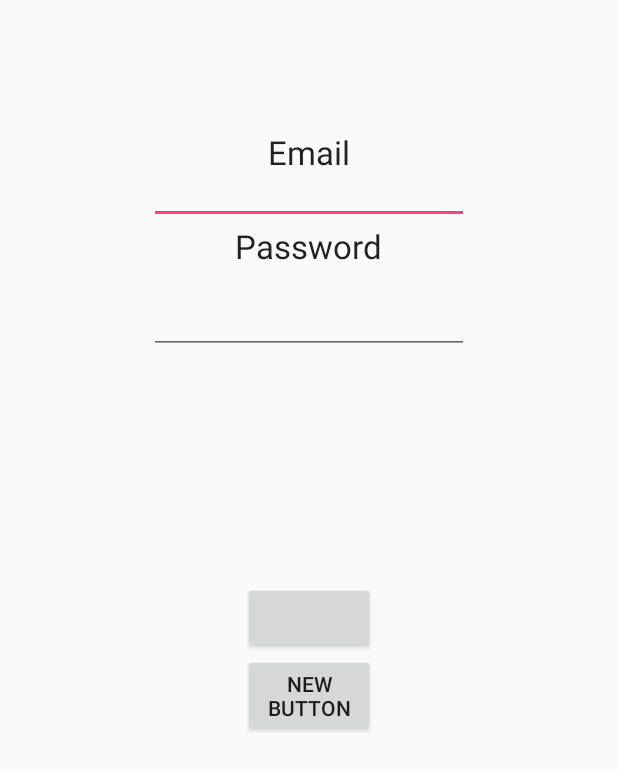
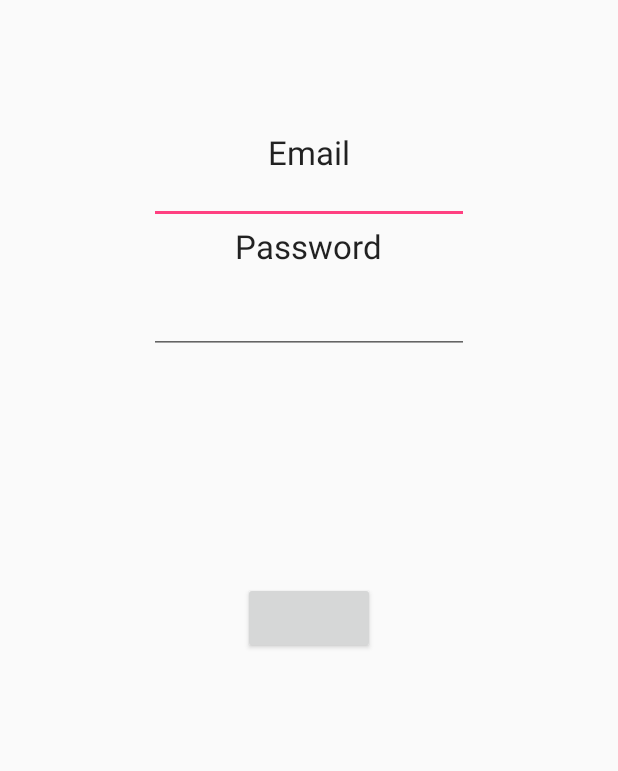
Before and after one commit to imhappi/Travato, an Android app: the LoginActivity screen opened directly, with no data from a screen before it, on a phone screen of 412 x 824 dp. Shown: the top 771 px of the screen. Run offline under Robolectric (Android 15) with nearby library versions, the phone set to English and light mode, and no system bars; libraries missing offline, so code that uses them is left out: com.facebook, com.facebook.login; plain views replace LoginButton; 3 statements that could not run were skipped.

Commit message:
Removed temporary button on login page

```diff
--- a/app/src/main/java/com/thatsterrible/travato/LoginActivity.java
+++ b/app/src/main/java/com/thatsterrible/travato/LoginActivity.java
@@ -51,14 +51,6 @@ public class LoginActivity extends AppCompatActivity {
         callbackManager = CallbackManager.Factory.create();
 
         setContentView(R.layout.activity_login);
-
-        final Button button = (Button) findViewById(R.id.button);
-        button.setOnClickListener(new View.OnClickListener() {
-            public void onClick(View v) {
-                Intent intent = new Intent(getApplicationContext(), ChooseLocalTour.class);
-                startActivity(intent);
-            }
-        });
 
         info = (TextView)findViewById(R.id.info);
         loginButton = (LoginButton)findViewById(R.id.login_button);
--- a/app/src/main/res/layout/activity_login.xml
+++ b/app/src/main/res/layout/activity_login.xml
@@ -59,14 +59,4 @@
         android:layout_centerInParent="true"
         />
 
-    <Button
-        android:layout_width="wrap_content"
-        android:layout_height="wrap_content"
-        android:text="New Button"
-        android:id="@+id/button"
-        android:layout_below="@+id/login_button"
-        android:layout_alignLeft="@+id/login_button"
-        android:layout_alignStart="@+id/login_button"
-        android:layout_alignRight="@+id/login_button"
-        android:layout_alignEnd="@+id/login_button" />
 </RelativeLayout>
```
